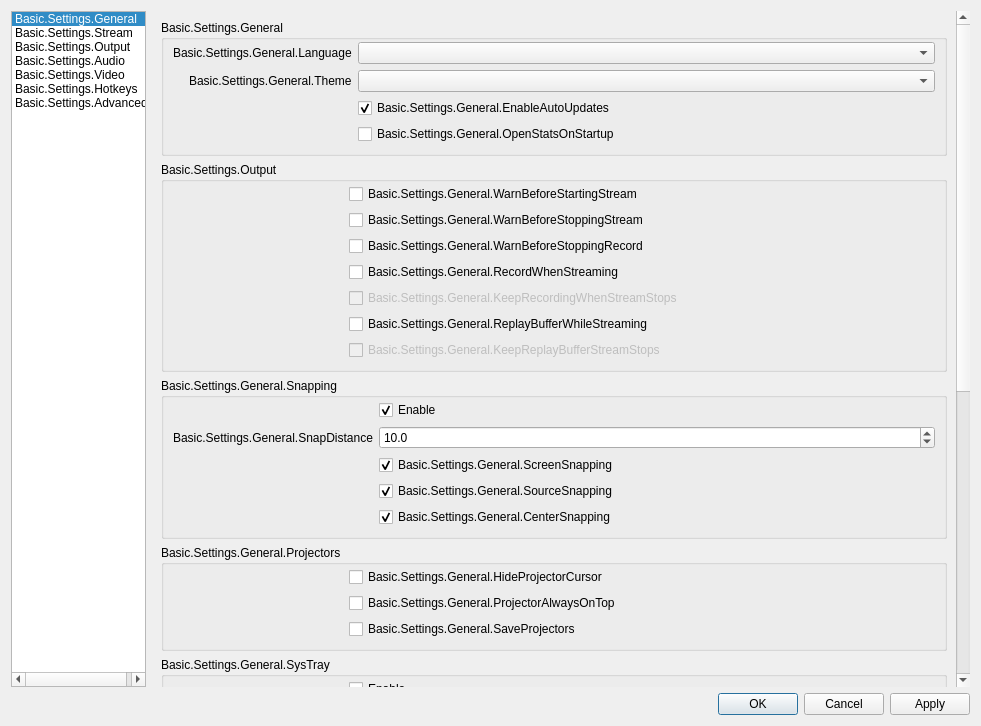
Before: the Qt Designer form UI/forms/OBSBasicSettings.ui in obsproject/obs-studio, drawn with Qt 5.
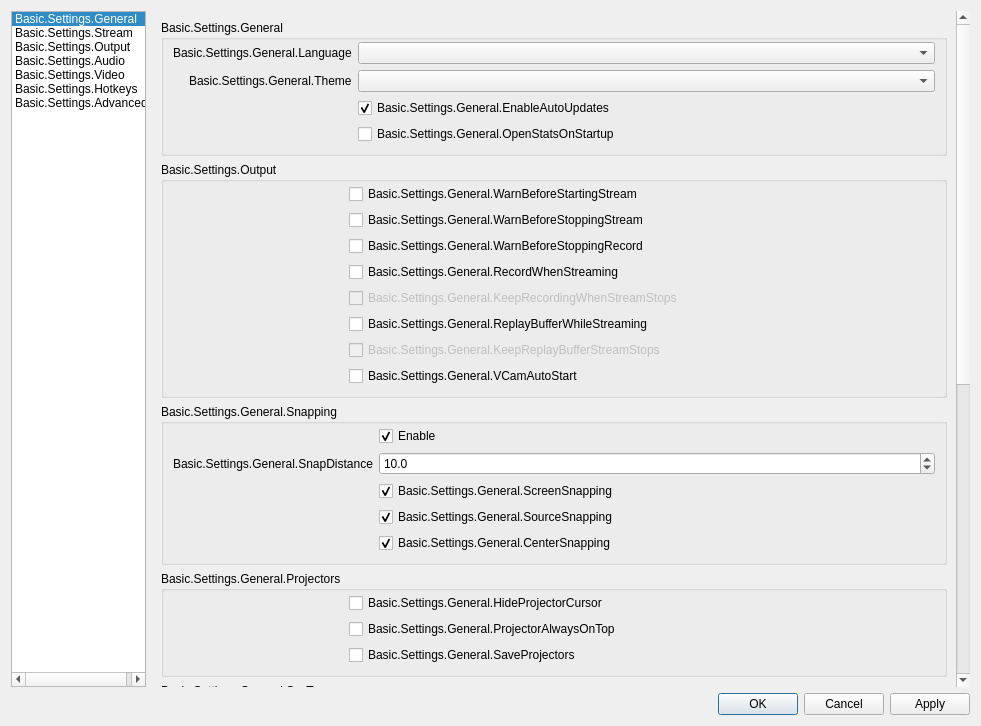
After: the same form once the commit is applied. Icons and pictures are not drawn. Custom widgets are drawn as their Qt base class.

Commit message: UI: Add option to auto start virtual camera

What changed in the file:
```diff
--- a/UI/forms/OBSBasicSettings.ui
+++ b/UI/forms/OBSBasicSettings.ui
@@ -151,8 +151,8 @@
              <rect>
               <x>0</x>
               <y>0</y>
-              <width>803</width>
-              <height>1026</height>
+              <width>806</width>
+              <height>1349</height>
              </rect>
             </property>
             <layout class="QVBoxLayout" name="verticalLayout_19">
@@ -331,6 +331,13 @@
                      </property>
                     </widget>
                    </item>
+                   <item row="7" column="1">
+                    <widget class="QCheckBox" name="autoStartVcam">
+                     <property name="text">
+                      <string>Basic.Settings.General.VCamAutoStart</string>
+                     </property>
+                    </widget>
+                   </item>
                   </layout>
                  </widget>
                 </item>
```
Left out of the diff: 12 changed lines with no effect on the pictures. The commit also changes 3 other files.
